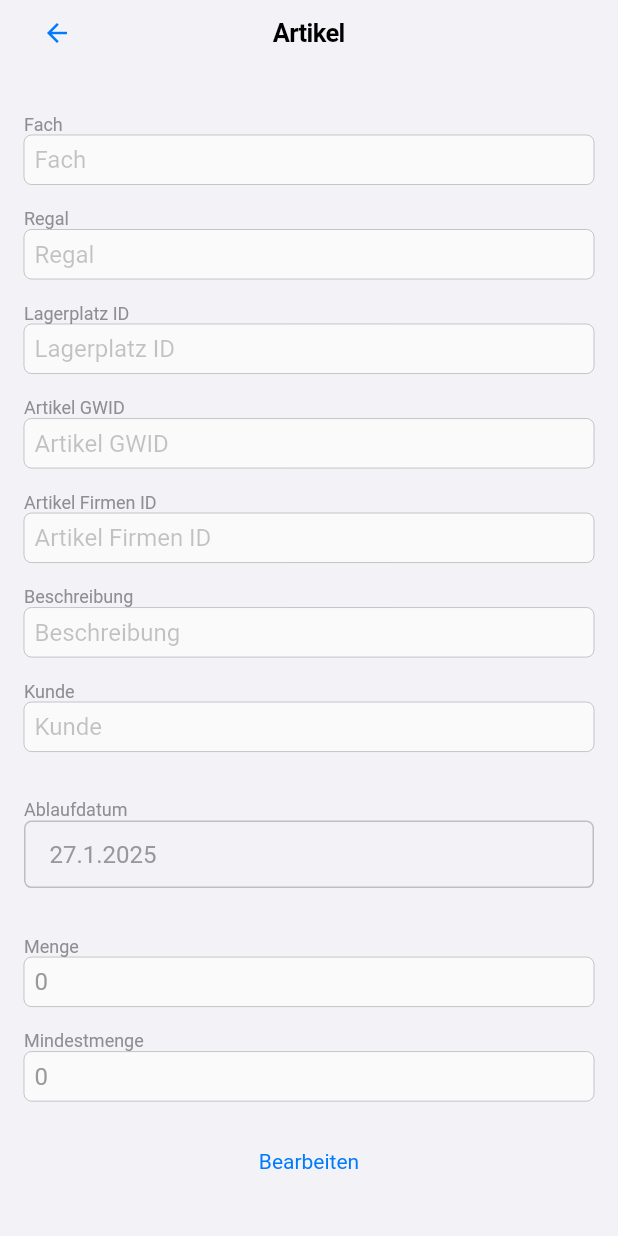
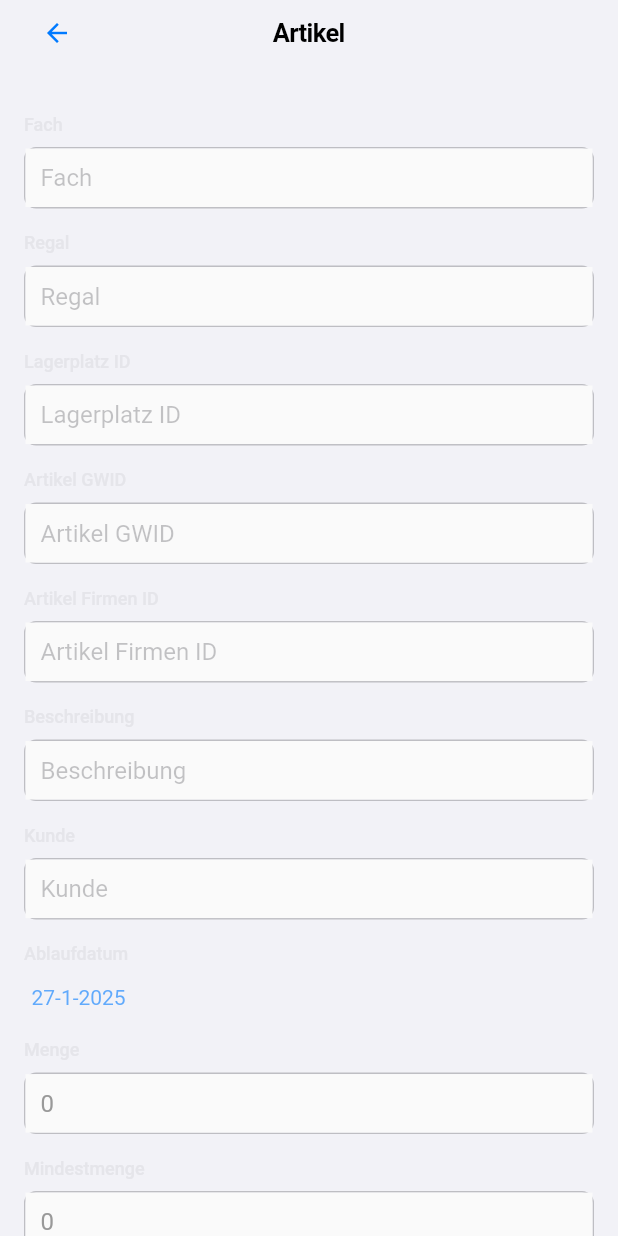
Before and after one commit to SchwarzenbergerDaniel/lagerverwaltung, a Flutter app: the ArtikelPage screen opened directly with empty values, on a phone screen of 412 x 824 dp. Run offline on Flutter 3.47's test engine with Material 3 defaults, Android fonts, the phone set to English and light mode, and no system bars; our stand-ins replace get_it, google_sign_in, permission_handler, shared_preferences; missing offline and left inert: mailer, mobile_scanner; accounts and stored records are empty.

Commit message:
Fixed Colorpicker

```diff
--- a/lagerverwaltung/lib/main.dart
+++ b/lagerverwaltung/lib/main.dart
@@ -44,8 +44,9 @@ class MyApp extends StatelessWidget {
     return CupertinoApp(
       theme: CupertinoThemeData(
         primaryColor: CupertinoColors.activeBlue,
-        barBackgroundColor: CupertinoColors.systemGrey,
+        barBackgroundColor: CupertinoColors.systemBackground,
         scaffoldBackgroundColor: CupertinoColors.systemGroupedBackground,
+        applyThemeToAll: true,
         textTheme: CupertinoTextThemeData(
           textStyle: TextStyle(
             fontSize: 16,
--- a/lagerverwaltung/lib/page/artikel_page.dart
+++ b/lagerverwaltung/lib/page/artikel_page.dart
@@ -32,6 +32,24 @@ class _ArtikelPageState extends State<ArtikelPage> {
   DateTime? ablaufDatum;
   late bool isEditable = widget.isEditable;
 
+  void _showDialog(Widget child) {
+    showCupertinoModalPopup<void>(
+      context: context,
+      builder: (BuildContext context) => Container(
+        height: 216,
+        padding: const EdgeInsets.only(top: 6.0),
+        margin: EdgeInsets.only(
+          bottom: MediaQuery.of(context).viewInsets.bottom,
+        ),
+        color: CupertinoColors.systemBackground.resolveFrom(context),
+        child: SafeArea(
+          top: false,
+          child: child,
+        ),
+      ),
+    );
+  }
+
   @override
   void initState() {
     super.initState();
@@ -50,7 +68,7 @@ class _ArtikelPageState extends State<ArtikelPage> {
         TextEditingController(text: widget.entry?.menge?.toString() ?? '');
     mindestMengeController = TextEditingController(
         text: widget.entry?.mindestMenge?.toString() ?? '');
-    ablaufDatum = widget.entry?.ablaufdatum;
+    ablaufDatum = widget.entry?.ablaufdatum ?? DateTime.now();
   }
 
   @override
@@ -66,18 +84,18 @@ class _ArtikelPageState extends State<ArtikelPage> {
           padding: const EdgeInsets.all(16.0),
           children: [
             const SizedBox(height: 16),
-            _buildReadOnlyField(label: 'Fach', controller: fachController),
-            _buildReadOnlyField(label: 'Regal', controller: regalController),
-            _buildReadOnlyField(label: 'Lagerplatz ID', controller: lagerplatzIdController),
-            _buildReadOnlyField(label: 'Artikel GWID', controller: artikelGWIDController),
-            _buildReadOnlyField(label: 'Artikel Firmen ID', controller: arikelFirmenIdController),
-            _buildReadOnlyField(label: 'Beschreibung', controller: beschreibungController),
-            _buildReadOnlyField(label: 'Kunde', controller: kundeController),
-            const SizedBox(height: 16),
-            _buildDatePickerField(label: 'Ablaufdatum'),
-            const SizedBox(height: 16),
-            _buildReadOnlyField(label: 'Menge', controller: mengeController, inputType: TextInputType.number),
-            _buildReadOnlyField(label: 'Mindestmenge', controller: mindestMengeController, inputType: TextInputType.number),
+            _buildLabeledField('Fach', fachController),
+            _buildLabeledField('Regal', regalController),
+            _buildLabeledField('Lagerplatz ID', lagerplatzIdController),
+            _buildLabeledField('Artikel GWID', artikelGWIDController),
+            _buildLabeledField('Artikel Firmen ID', arikelFirmenIdController),
+            _buildLabeledField('Beschreibung', beschreibungController),
+            _buildLabeledField('Kunde', kundeController),
+            _abgelaufenPicker(),
+            _buildLabeledField('Menge', mengeController,
+                inputType: TextInputType.number),
+            _buildLabeledField('Mindestmenge', mindestMengeController,
+                inputType: TextInputType.number),
             CupertinoButton(
               child: Text(isEditable ? 'Speichern' : 'Bearbeiten'),
               onPressed: () {
@@ -93,11 +111,11 @@ class _ArtikelPageState extends State<ArtikelPage> {
                         mengeController.text.isEmpty ||
                         mindestMengeController.text.isEmpty ||
                         ablaufDatum == null) {
-                      Showsnackbar.showSnackBar(context, "Felder sind leer!\nKorrigiere diese bitte");
+                      Showsnackbar.showSnackBar(
+                          context, "Felder sind leer!\nKorrigiere diese bitte");
                       return;
                     }
 
-                    // Erstelle einen neuen LagerlistenEntry
                     final lagerlistenEntry = LagerListenEntry(
                       fach: fachController.text,
                       regal: regalController.text,
@@ -123,108 +141,59 @@ class _ArtikelPageState extends State<ArtikelPage> {
     );
   }
 
-  Widget _buildReadOnlyField({
-    required String label,
-    required TextEditingController controller,
-    TextInputType inputType = TextInputType.text,
-  }) {
+  Widget _abgelaufenPicker() {
+    return Column(crossAxisAlignment: CrossAxisAlignment.start, children: [
+      const Text('Ablaufdatum',
+          style: TextStyle(fontSize: 12, fontWeight: FontWeight.w500, color: CupertinoColors.systemGrey5),),
+      CupertinoButton(
+        onPressed: () => _showDialog(
+          CupertinoDatePicker(
+            initialDateTime: ablaufDatum,
+            mode: CupertinoDatePickerMode.date,
+            use24hFormat: true,
+            onDateTimeChanged: (DateTime newDate) {
+              setState(() => ablaufDatum = newDate);
+            },
+          ),
+        ),
+        padding: const EdgeInsets.symmetric(horizontal: 5),
+        child: Text(
+          '${ablaufDatum!.day}-${ablaufDatum!.month}-${ablaufDatum!.year}',
+          style: TextStyle(fontSize: 14.0, color: isEditable ? CupertinoTheme.of(context).primaryColor : CupertinoTheme.of(context).primaryColor.withValues(alpha: 0.6))
+        ),
+      ),
+      const SizedBox(height: 6)
+    ]);
+  }
+
+  Widget _buildLabeledField(String label, TextEditingController controller,
+      {TextInputType inputType = TextInputType.text}) {
     return Column(
       crossAxisAlignment: CrossAxisAlignment.start,
       children: [
         Text(
           label,
-          style: TextStyle(
-            fontSize: 12,
-            color: CupertinoTheme.of(context).barBackgroundColor,
+          style: const TextStyle(fontSize: 12, fontWeight: FontWeight.w500, color: CupertinoColors.systemGrey5),
         ),
+        const SizedBox(height: 8),
+        Container(
+          decoration: BoxDecoration(
+            border: Border.all(
+                color: CupertinoColors.separator.resolveFrom(context)),
+            borderRadius: BorderRadius.circular(8),
           ),
-        CupertinoTextField(
+          child: CupertinoTextField(
             controller: controller,
             placeholder: label,
             keyboardType: inputType,
             enabled: isEditable,
+            padding: const EdgeInsets.symmetric(horizontal: 10, vertical: 10),
             style: TextStyle(
               color: isEditable
                   ? CupertinoColors.label
                   : CupertinoColors.inactiveGray,
             ),
-        ),
-        const SizedBox(height: 16),
-      ],
-    );
-  }
-
-  Widget _buildDatePickerField({required String label}) {
-  return Column(
-    crossAxisAlignment: CrossAxisAlignment.start,
-    children: [
-      Text(
-        label,
-        style: TextStyle(
-          fontSize: 12,
-          color: CupertinoTheme.of(context).barBackgroundColor,
-        ),
-      ),
-      CupertinoTextField(
-        readOnly: true,
-        placeholder: 'Kein Datum ausgewählt',
-        controller: TextEditingController(
-          text: ablaufDatum != null
-              ? '${ablaufDatum!.day}.${ablaufDatum!.month}.${ablaufDatum!.year}'
-              : '',
-        ),
-        onTap: isEditable
-            ? () {
-                showCupertinoModalPopup(
-                  context: context,
-                  builder: (context) => Container(
-                    height: 300,
-                    color: CupertinoColors.systemBackground,
-                    child: Column(
-                      children: [
-                        SizedBox(
-                          height: 200,
-                          child: CupertinoDatePicker(
-                            mode: CupertinoDatePickerMode.date,
-                            initialDateTime: ablaufDatum ?? DateTime.now(),
-                            minimumDate: DateTime(2000),
-                            maximumDate: DateTime(2100),
-                            onDateTimeChanged: (DateTime newDate) {
-                              setState(() {
-                                ablaufDatum = newDate;
-                              });
-                            },
-                          ),
-                        ),
-                        CupertinoButton(
-                          child: const Text('Fertig'),
-                          onPressed: () {
-                            Navigator.pop(context);
-                          },
-                        ),
-                      ],
-                    ),
-                  ),
-                );
-              }
-            : null,
-        padding: const EdgeInsets.symmetric(vertical: 12, horizontal: 16),
-        decoration: BoxDecoration(
-          color: CupertinoColors.systemGrey6,
-          borderRadius: BorderRadius.circular(5),
-          border: Border.all(
-            color: CupertinoColors.separator,
-          ),
-        ),
-        style: TextStyle(
-          fontSize: 16,
-          color: isEditable
-              ? CupertinoColors.label
-              : CupertinoColors.inactiveGray,
-        ),
-        placeholderStyle: const TextStyle(
-          fontSize: 16,
-          color: CupertinoColors.placeholderText,
+            decoration: null,
           ),
         ),
         const SizedBox(height: 16),
```
Lines whose indentation alone changed are shown as unchanged.
